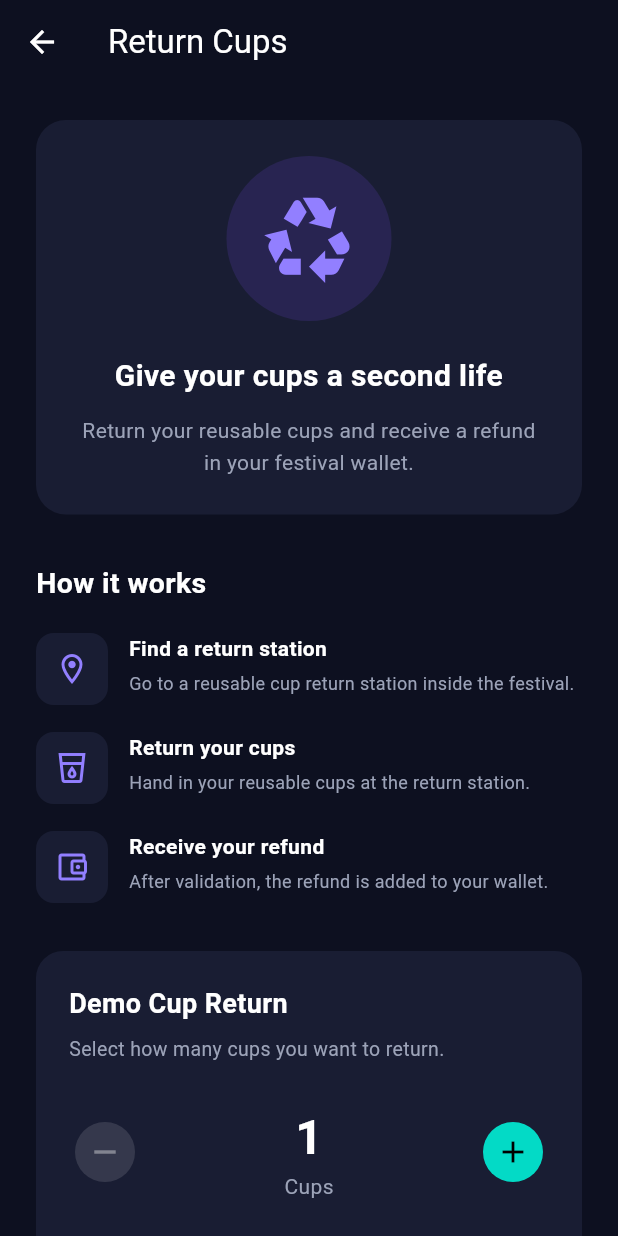
After one commit to barreirafds/TapBack, a Flutter app: the HomeScreen screen opened directly, after a tap on "Return Cups", on a phone screen of 412 x 824 dp. The commit adds this screen. Run offline on Flutter 3.47's test engine with Material 3 defaults, Android fonts, the phone set to English and light mode, and no system bars.

Commit message:
IMPLEMENTED CUP RETURN DEMO AND SUCESS SCREENS

```diff
--- /dev/null
+++ b/lib/screens/cup_return_screen.dart
@@ -0,0 +1,309 @@
+import 'package:flutter/material.dart';
+
+import '../theme/app_colors.dart';
+import '../widgets/primary_button.dart';
+import 'return_success_screen.dart';
+
+class CupReturnScreen extends StatefulWidget {
+  const CupReturnScreen({super.key});
+
+  @override
+  State<CupReturnScreen> createState() => _CupReturnScreenState();
+}
+
+class _CupReturnScreenState extends State<CupReturnScreen> {
+  static const double refundPerCup = 0.50;
+
+  int _cupCount = 1;
+
+  double get _totalRefund => _cupCount * refundPerCup;
+
+  void _confirmReturn() {
+    Navigator.push(
+      context,
+      MaterialPageRoute(
+        builder: (_) => ReturnSuccessScreen(
+          cupCount: _cupCount,
+          refundAmount: _totalRefund,
+        ),
+      ),
+    );
+  }
+
+  @override
+  Widget build(BuildContext context) {
+    return Scaffold(
+      backgroundColor: AppColors.background,
+      appBar: AppBar(title: const Text('Return Cups'), centerTitle: false),
+      body: SafeArea(
+        child: SingleChildScrollView(
+          padding: const EdgeInsets.all(24),
+          child: Column(
+            crossAxisAlignment: CrossAxisAlignment.start,
+            children: [
+              _buildIntroduction(),
+
+              const SizedBox(height: 32),
+
+              const Text(
+                'How it works',
+                style: TextStyle(fontSize: 19, fontWeight: FontWeight.bold),
+              ),
+
+              const SizedBox(height: 20),
+
+              _buildInstruction(
+                Icons.location_on_outlined,
+                'Find a return station',
+                'Go to a reusable cup return station '
+                    'inside the festival.',
+              ),
+
+              const SizedBox(height: 18),
+
+              _buildInstruction(
+                Icons.local_drink_outlined,
+                'Return your cups',
+                'Hand in your reusable cups at '
+                    'the return station.',
+              ),
+
+              const SizedBox(height: 18),
+
+              _buildInstruction(
+                Icons.account_balance_wallet_outlined,
+                'Receive your refund',
+                'After validation, the refund '
+                    'is added to your wallet.',
+              ),
+
+              const SizedBox(height: 32),
+
+              _buildReturnSimulator(),
+
+              const SizedBox(height: 24),
+
+              const Text(
+                'Demo mode: No real cups are returned '
+                'and no wallet balance is changed.',
+                style: TextStyle(
+                  color: AppColors.textSecondary,
+                  fontSize: 12,
+                  height: 1.5,
+                ),
+              ),
+
+              const SizedBox(height: 24),
+
+              PrimaryButton(
+                text: 'Confirm Demo Return',
+                onPressed: _confirmReturn,
+              ),
+
+              const SizedBox(height: 20),
+            ],
+          ),
+        ),
+      ),
+    );
+  }
+
+  Widget _buildIntroduction() {
+    return Container(
+      width: double.infinity,
+      padding: const EdgeInsets.all(24),
+      decoration: BoxDecoration(
+        color: AppColors.surface,
+        borderRadius: BorderRadius.circular(20),
+      ),
+      child: Column(
+        children: [
+          Container(
+            width: 110,
+            height: 110,
+            decoration: const BoxDecoration(
+              color: Color(0xFF282451),
+              shape: BoxShape.circle,
+            ),
+            child: const Icon(
+              Icons.recycling,
+              color: AppColors.primaryLight,
+              size: 65,
+            ),
+          ),
+
+          const SizedBox(height: 22),
+
+          const Text(
+            'Give your cups a second life',
+            textAlign: TextAlign.center,
+            style: TextStyle(fontSize: 20, fontWeight: FontWeight.bold),
+          ),
+
+          const SizedBox(height: 12),
+
+          const Text(
+            'Return your reusable cups and '
+            'receive a refund in your festival wallet.',
+            textAlign: TextAlign.center,
+            style: TextStyle(color: AppColors.textSecondary, height: 1.5),
+          ),
+        ],
+      ),
+    );
+  }
+
+  Widget _buildInstruction(IconData icon, String title, String description) {
+    return Row(
+      crossAxisAlignment: CrossAxisAlignment.start,
+      children: [
+        Container(
+          padding: const EdgeInsets.all(12),
+          decoration: BoxDecoration(
+            color: AppColors.surface,
+            borderRadius: BorderRadius.circular(12),
+          ),
+          child: Icon(icon, color: AppColors.primaryLight),
+        ),
+
+        const SizedBox(width: 14),
+
+        Expanded(
+          child: Column(
+            crossAxisAlignment: CrossAxisAlignment.start,
+            children: [
+              Text(
+                title,
+                style: const TextStyle(
+                  fontWeight: FontWeight.w600,
+                  fontSize: 14,
+                ),
+              ),
+
+              const SizedBox(height: 5),
+
+              Text(
+                description,
+                style: const TextStyle(
+                  color: AppColors.textSecondary,
+                  fontSize: 12,
+                  height: 1.5,
+                ),
+              ),
+            ],
+          ),
+        ),
+      ],
+    );
+  }
+
+  Widget _buildReturnSimulator() {
+    return Container(
+      padding: const EdgeInsets.all(22),
+      decoration: BoxDecoration(
+        color: AppColors.surface,
+        borderRadius: BorderRadius.circular(18),
+      ),
+      child: Column(
+        crossAxisAlignment: CrossAxisAlignment.start,
+        children: [
+          const Text(
+            'Demo Cup Return',
+            style: TextStyle(fontSize: 18, fontWeight: FontWeight.bold),
+          ),
+
+          const SizedBox(height: 8),
+
+          const Text(
+            'Select how many cups you want to return.',
+            style: TextStyle(color: AppColors.textSecondary, fontSize: 13),
+          ),
+
+          const SizedBox(height: 26),
+
+          Row(
+            mainAxisAlignment: MainAxisAlignment.spaceBetween,
+            children: [
+              IconButton.filledTonal(
+                onPressed: _cupCount > 1
+                    ? () {
+                        setState(() {
+                          _cupCount--;
+                        });
+                      }
+                    : null,
+                icon: const Icon(Icons.remove),
+              ),
+
+              Column(
+                children: [
+                  Text(
+                    '$_cupCount',
+                    style: const TextStyle(
+                      fontSize: 32,
+                      fontWeight: FontWeight.bold,
+                    ),
+                  ),
+
+                  const Text(
+                    'Cups',
+                    style: TextStyle(color: AppColors.textSecondary),
+                  ),
+                ],
+              ),
+
+              IconButton.filledTonal(
+                onPressed: _cupCount < 10
+                    ? () {
+                        setState(() {
+                          _cupCount++;
+                        });
+                      }
+                    : null,
+                icon: const Icon(Icons.add),
+              ),
+            ],
+          ),
+
+          const SizedBox(height: 25),
+
+          const Divider(color: AppColors.border),
+
+          const SizedBox(height: 18),
+
+          const Row(
+            mainAxisAlignment: MainAxisAlignment.spaceBetween,
+            children: [
+              Text(
+                'Refund per cup',
+                style: TextStyle(color: AppColors.textSecondary),
+              ),
+              Text('€0.50'),
+            ],
+          ),
+
+          const SizedBox(height: 18),
+
+          Row(
+            mainAxisAlignment: MainAxisAlignment.spaceBetween,
+            children: [
+              const Text(
+                'Total refund',
+                style: TextStyle(fontWeight: FontWeight.bold),
+              ),
+
+              Text(
+                '+€${_totalRefund.toStringAsFixed(2)}',
+                style: const TextStyle(
+                  color: AppColors.success,
+                  fontSize: 22,
+                  fontWeight: FontWeight.bold,
+                ),
+              ),
+            ],
+          ),
+        ],
+      ),
+    );
+  }
+}
--- a/lib/screens/home_screen.dart
+++ b/lib/screens/home_screen.dart
@@ -3,6 +3,7 @@ import 'package:flutter/material.dart';
 import '../models/wallet_transaction.dart';
 import '../theme/app_colors.dart';
 import '../widgets/wallet_card.dart';
+import 'cup_return_screen.dart';
 
 class HomeScreen extends StatelessWidget {
   const HomeScreen({super.key});
@@ -59,6 +60,32 @@ class HomeScreen extends StatelessWidget {
                 balance: 42.50,
                 braceletId: 'TB-8F2A',
                 isConnected: true,
+              ),
+
+              const SizedBox(height: 20),
+
+              SizedBox(
+                width: double.infinity,
+                height: 55,
+                child: ElevatedButton.icon(
+                  onPressed: () {
+                    Navigator.push(
+                      context,
+                      MaterialPageRoute(
+                        builder: (_) => const CupReturnScreen(),
+                      ),
+                    );
+                  },
+                  icon: const Icon(Icons.recycling),
+                  label: const Text('Return Cups'),
+                  style: ElevatedButton.styleFrom(
+                    backgroundColor: AppColors.primary,
+                    foregroundColor: Colors.white,
+                    shape: RoundedRectangleBorder(
+                      borderRadius: BorderRadius.circular(12),
+                    ),
+                  ),
+                ),
               ),
 
               const SizedBox(height: 30),
```
Also changed, not shown: lib/screens/return_success_screen.dart (added, +148 -0 lines).
